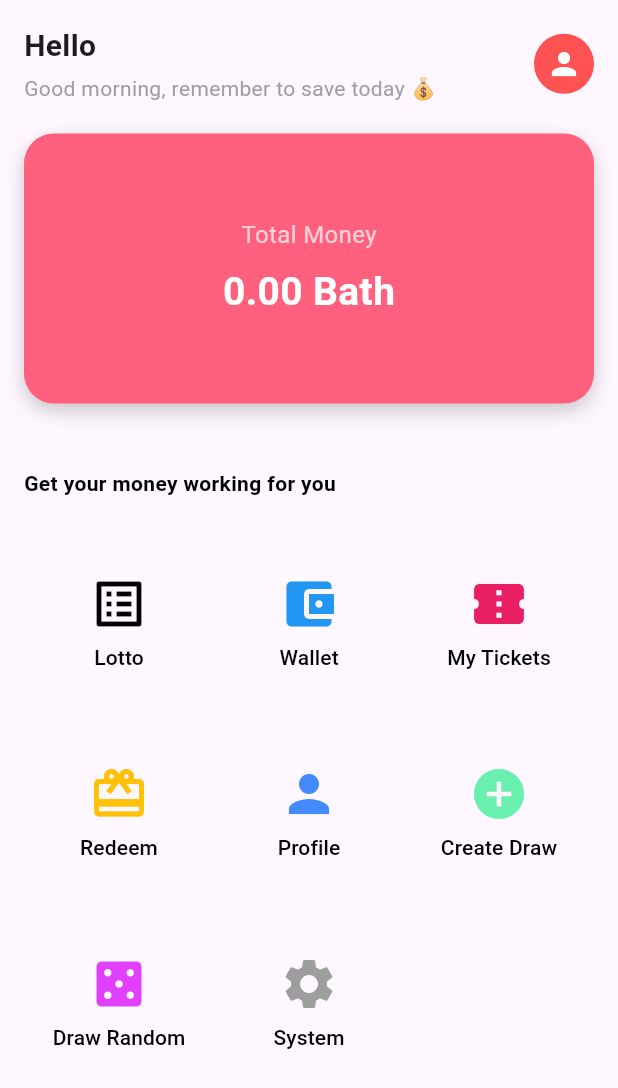
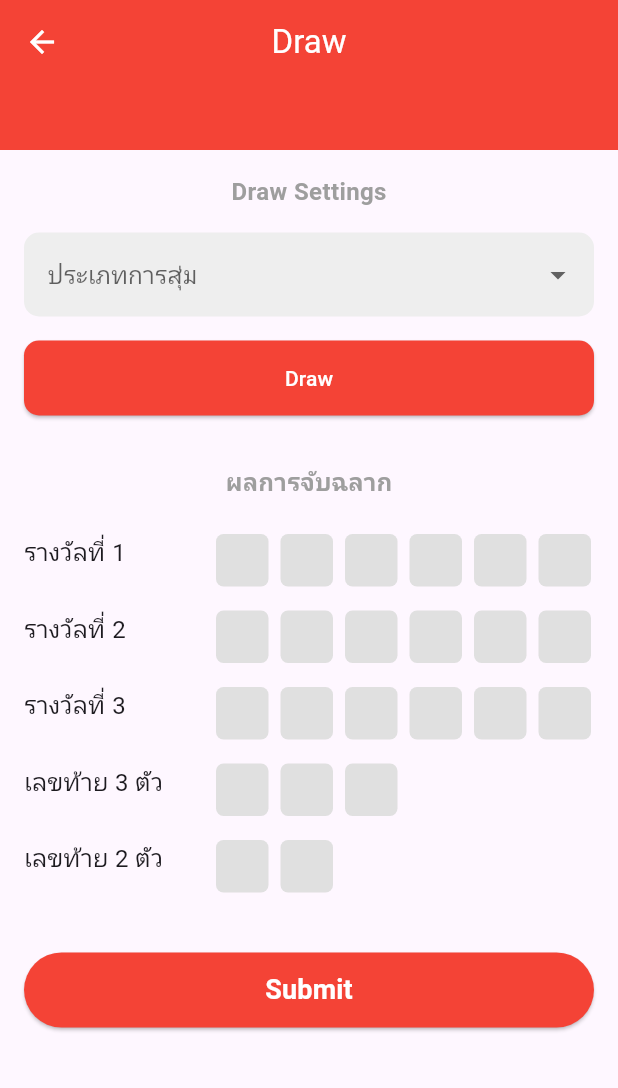
Before and after one commit to MunbodPRGRM/Lotto-app, a Flutter app: the HomeOwner screen opened directly with empty values, after a tap on "Draw Random", on a phone screen of 412 x 824 dp. Shown: the top 1088 px of the screen. Run offline on Flutter 3.47's test engine with Material 3 defaults, Android fonts, the phone set to English and light mode, and no system bars.

Commit message:
Add RandomDrawOwnerPage for random draw functionality; implement UI and API integration for draw preview and confirmation

```diff
--- a/lib/pages/home_owner.dart
+++ b/lib/pages/home_owner.dart
@@ -1,6 +1,7 @@
 import 'package:flutter/material.dart';
 import 'package:lotto_app/model/response/user_login_post_res.dart';
 import 'package:lotto_app/pages/create_draw_owner.dart';
+import 'package:lotto_app/pages/random_draw_owner.dart';
 import 'package:lotto_app/pages/system_owner.dart';
 
 class HomeOwner extends StatefulWidget {
@@ -228,7 +229,9 @@ class _HomeOwnerState extends State<HomeOwner> {
                     ),
                   ),
                   TextButton(
-                    onPressed: () => print("Draw Random clicked"),
+                    onPressed: () {
+                      Navigator.push(context, MaterialPageRoute(builder: (context) => RandomDrawOwnerPage(),));
+                    },
                     child: Column(
                       mainAxisAlignment: MainAxisAlignment.center,
                       children: const [
--- /dev/null
+++ b/lib/pages/random_draw_owner.dart
@@ -0,0 +1,324 @@
+import 'dart:convert';
+
+import 'package:flutter/material.dart';
+import 'package:http/http.dart' as http;
+import 'package:lotto_app/config/internal_config.dart';
+
+class RandomDrawOwnerPage extends StatefulWidget {
+  const RandomDrawOwnerPage({super.key});
+
+  @override
+  State<RandomDrawOwnerPage> createState() => _RandomDrawOwnerPageState();
+}
+
+class _RandomDrawOwnerPageState extends State<RandomDrawOwnerPage> {
+  Map<String, String> previewResults = {};
+
+  // state
+  String? selectedMode;
+
+  final Map<String, String> drawModes = {
+    "ลอตโต้ทั้งหมด": "all_numbers",
+    "ลอตโต้ที่ขายไปแล้ว": "sold_only",
+  };
+
+  @override
+  Widget build(BuildContext context) {
+    return Scaffold(
+      appBar: PreferredSize(
+        preferredSize: Size.fromHeight(100),
+        child: AppBar(
+          leading: IconButton(
+            icon: const Icon(Icons.arrow_back, color: Colors.white),
+            onPressed: () {
+              Navigator.pop(context);
+            },
+          ),
+          title: const Text('Draw', style: TextStyle(color: Colors.white)),
+          centerTitle: true,
+          backgroundColor: const Color(0xFFF44336), // สีแดงอมชมพู
+          elevation: 0,
+        ),
+      ),
+      body: SingleChildScrollView(
+        padding: const EdgeInsets.all(16.0),
+        child: Column(
+          crossAxisAlignment: CrossAxisAlignment.start,
+          children: [
+            // ส่วนตั้งค่าการจับสลาก
+            const Center(
+              child: Text(
+                'Draw Settings',
+                style: TextStyle(
+                  fontSize: 16,
+                  color: Colors.grey,
+                  fontWeight: FontWeight.bold,
+                ),
+              ),
+            ),
+            const SizedBox(height: 16),
+
+            // Dropdown สำหรับประเภทการสุ่ม
+            DropdownButtonFormField<String>(
+              decoration: InputDecoration(
+                hintText: 'ประเภทการสุ่ม',
+                border: OutlineInputBorder(
+                  borderRadius: BorderRadius.circular(10.0),
+                  borderSide: BorderSide.none,
+                ),
+                filled: true,
+                fillColor: Colors.grey[200],
+              ),
+              value: selectedMode,
+              items:
+                  drawModes.entries.map((entry) {
+                    return DropdownMenuItem<String>(
+                      value: entry.value, // ส่งค่าไป API
+                      child: Text(entry.key), // แสดงชื่อภาษาไทย
+                    );
+                  }).toList(),
+              onChanged: (value) {
+                setState(() {
+                  selectedMode = value;
+                });
+              },
+            ),
+
+            const SizedBox(height: 16),
+
+            // ปุ่ม Draw
+            SizedBox(
+              width: double.infinity,
+              height: 50,
+              child: ElevatedButton(
+                onPressed: () {
+                  if (selectedMode != null) {
+                    previewDraw(
+                      selectedMode!,
+                    ); // ใส่ ! เพื่อบอกว่ามั่นใจว่าไม่ null
+                  } else {
+                    // ถ้า null อาจแจ้งผู้ใช้เลือกก่อน
+                    showDialog(
+                      context: context,
+                      builder:
+                          (_) => AlertDialog(
+                            title: Text("แจ้งเตือน"),
+                            content: Text("กรุณาเลือกประเภทการสุ่มก่อน"),
+                            actions: [
+                              TextButton(
+                                onPressed: () => Navigator.pop(context),
+                                child: Text("OK"),
+                              ),
+                            ],
+                          ),
+                    );
+                  }
+                },
+                style: ElevatedButton.styleFrom(
+                  backgroundColor: const Color(0xFFF44336), // สีแดงอมชมพู
+                  shape: RoundedRectangleBorder(
+                    borderRadius: BorderRadius.circular(10.0),
+                  ),
+                ),
+                child: const Text(
+                  'Draw',
+                  style: TextStyle(color: Colors.white),
+                ),
+              ),
+            ),
+            const SizedBox(height: 32),
+
+            // ส่วนแสดงผลการจับสลาก
+            const Center(
+              child: Text(
+                'ผลการจับฉลาก',
+                style: TextStyle(
+                  fontSize: 16,
+                  color: Colors.grey,
+                  fontWeight: FontWeight.bold,
+                ),
+              ),
+            ),
+            const SizedBox(height: 16),
+
+            _buildPrizeRow("รางวัลที่ 1", 6, value: previewResults["1"]),
+            _buildPrizeRow("รางวัลที่ 2", 6, value: previewResults["2"]),
+            _buildPrizeRow("รางวัลที่ 3", 6, value: previewResults["3"]),
+            _buildPrizeRow("เลขท้าย 3 ตัว", 3, value: previewResults["4"]),
+            _buildPrizeRow("เลขท้าย 2 ตัว", 2, value: previewResults["5"]),
+
+            const SizedBox(height: 32),
+
+            // ปุ่ม Submit
+            SizedBox(
+              width: double.infinity,
+              height: 50,
+              child: ElevatedButton(
+                onPressed: () {
+                  if (selectedMode != null) {
+                    confirmDraw(
+                      selectedMode!,
+                    ); // ใส่ ! เพื่อบอกว่ามั่นใจว่าไม่ null
+                  } else {
+                    // ถ้า null อาจแจ้งผู้ใช้เลือกก่อน
+                    showDialog(
+                      context: context,
+                      builder:
+                          (_) => AlertDialog(
+                            title: Text("แจ้งเตือน"),
+                            content: Text("กรุณาเลือกประเภทการสุ่มก่อน"),
+                            actions: [
+                              TextButton(
+                                onPressed: () => Navigator.pop(context),
+                                child: Text("OK"),
+                              ),
+                            ],
+                          ),
+                    );
+                  }
+                },
+                style: ElevatedButton.styleFrom(
+                  backgroundColor: const Color(0xFFF44336), // สีแดงอมชมพู
+                  shape: RoundedRectangleBorder(
+                    borderRadius: BorderRadius.circular(25.0),
+                  ),
+                ),
+                child: const Text(
+                  'Submit',
+                  style: TextStyle(
+                    fontSize: 18,
+                    fontWeight: FontWeight.bold,
+                    color: Colors.white,
+                  ),
+                ),
+              ),
+            ),
+          ],
+        ),
+      ),
+    );
+  }
+
+  Widget _buildPrizeRow(String title, int numberOfBoxes, {String? value}) {
+    return Padding(
+      padding: const EdgeInsets.symmetric(vertical: 8.0),
+      child: Row(
+        crossAxisAlignment: CrossAxisAlignment.start,
+        children: [
+          SizedBox(
+            width: 120,
+            child: Text(title, style: const TextStyle(fontSize: 16)),
+          ),
+          const SizedBox(width: 8),
+          Expanded(
+            child: Wrap(
+              spacing: 8.0,
+              runSpacing: 8.0,
+              children: List.generate(
+                numberOfBoxes,
+                (index) => Container(
+                  width: 35,
+                  height: 35,
+                  alignment: Alignment.center,
+                  decoration: BoxDecoration(
+                    color: Colors.grey[300],
+                    borderRadius: BorderRadius.circular(5.0),
+                  ),
+                  child:
+                      value != null && index < value.length
+                          ? Text(
+                            value[index],
+                            style: const TextStyle(fontWeight: FontWeight.bold),
+                          )
+                          : null,
+                ),
+              ),
+            ),
+          ),
+        ],
+      ),
+    );
+  }
+
+  Future<void> previewDraw(String mode) async {
+    final url = Uri.parse("$API_ENDPOINT/draw/preview");
+    final response = await http.post(
+      url,
+      headers: {"Content-Type": "application/json"},
+      body: jsonEncode({"mode": mode}), // "sold_only" หรือ "all_numbers"
+    );
+
+    if (response.statusCode == 200) {
+      final data = jsonDecode(response.body);
+      setState(() {
+        previewResults = Map<String, String>.from(data["preview"]);
+      });
+    } else {
+      debugPrint("Error: ${response.body}");
+    }
+  }
+
+  Future<void> confirmDraw(String mode) async {
+    if (previewResults == null || previewResults!.isEmpty) {
+      // ถ้าไม่มีผล preview → แจ้งเตือน
+      showDialog(
+        context: context,
+        builder:
+            (_) => AlertDialog(
+              title: const Text("ผิดพลาด"),
+              content: const Text("กรุณากด Draw ก่อนที่จะยืนยันผลรางวัล"),
+              actions: [
+                TextButton(
+                  onPressed: () => Navigator.pop(context),
+                  child: const Text("OK"),
+                ),
+              ],
+            ),
+      );
+      return; // หยุดฟังก์ชัน
+    }
+
+    final url = Uri.parse("$API_ENDPOINT/draw/confirm");
+    final response = await http.post(
+      url,
+      headers: {"Content-Type": "application/json"},
+      body: jsonEncode({"mode": mode, "results": previewResults}),
+    );
+
+    if (response.statusCode == 200) {
+      final data = jsonDecode(response.body);
+      showDialog(
+        context: context,
+        builder:
+            (_) => AlertDialog(
+              title: const Text("บันทึกสำเร็จ"),
+              content: Text(
+                "ยืนยันผลรางวัลเรียบร้อย (Draw ID: ${data['draw_id']})",
+              ),
+              actions: [
+                TextButton(
+                  onPressed: () => Navigator.pop(context),
+                  child: const Text("OK"),
+                ),
+              ],
+            ),
+      );
+    } else {
+      showDialog(
+        context: context,
+        builder:
+            (_) => AlertDialog(
+              title: const Text("ผิดพลาด"),
+              content: Text("Error: ${response.body}"),
+              actions: [
+                TextButton(
+                  onPressed: () => Navigator.pop(context),
+                  child: const Text("OK"),
+                ),
+              ],
+            ),
+      );
+      debugPrint("Error: ${response.body}");
+    }
+  }
+}
```
